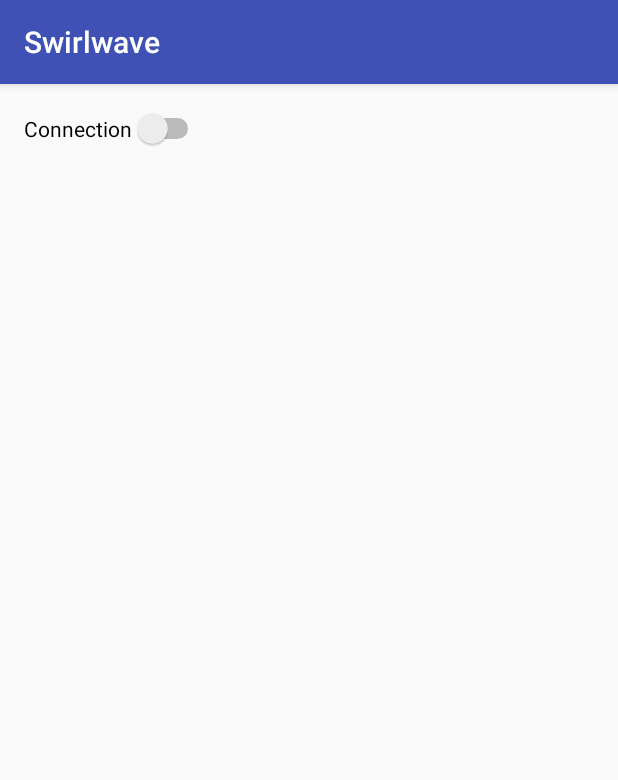
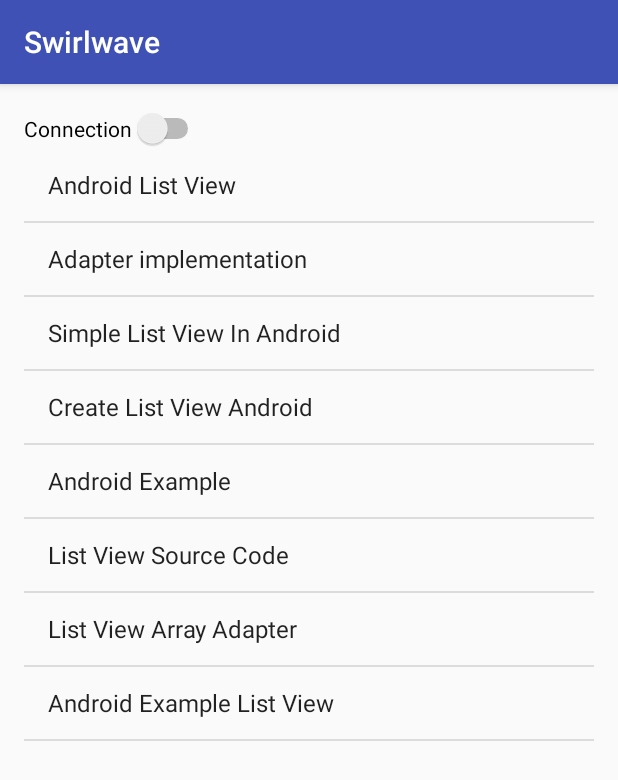
Before and after one commit to jo-inge-arnes/swirlwave, an Android app: the screen it shows after launch (MainActivity), on a phone screen of 412 x 824 dp. Shown: the top 780 px of the screen. Run offline under Robolectric (Android 15) with nearby library versions, the phone set to English and light mode, and no system bars.

Commit message:
Added preliminary fragment

```diff
--- /dev/null
+++ b/app/src/main/java/com/swirlwave/android/peers/PeersFragment.java
@@ -0,0 +1,36 @@
+package com.swirlwave.android.peers;
+
+import android.app.Fragment;
+import android.os.Bundle;
+import android.view.LayoutInflater;
+import android.view.View;
+import android.view.ViewGroup;
+import android.widget.ArrayAdapter;
+import android.widget.ListView;
+
+import com.swirlwave.android.R;
+
+public class PeersFragment extends Fragment {
+    @Override
+    public View onCreateView(LayoutInflater inflater, ViewGroup container, Bundle savedInstanceState) {
+        View rootView = inflater.inflate(R.layout.peers_list, container, false);
+
+        String[] values = new String[] { "Android List View",
+                "Adapter implementation",
+                "Simple List View In Android",
+                "Create List View Android",
+                "Android Example",
+                "List View Source Code",
+                "List View Array Adapter",
+                "Android Example List View"
+        };
+
+        ArrayAdapter<String> adapter = new ArrayAdapter<String>(getActivity(),
+                android.R.layout.simple_list_item_1, android.R.id.text1, values);
+
+        ListView listView = (ListView)rootView.findViewById(R.id.peersListView);
+        listView.setAdapter(adapter);
+
+        return rootView;
+    }
+}
--- a/app/src/main/res/layout/activity_main.xml
+++ b/app/src/main/res/layout/activity_main.xml
@@ -1,8 +1,9 @@
 <?xml version="1.0" encoding="utf-8"?>
-<RelativeLayout xmlns:android="http://schemas.android.com/apk/res/android"
+<LinearLayout xmlns:android="http://schemas.android.com/apk/res/android"
     xmlns:tools="http://schemas.android.com/tools"
     android:layout_width="match_parent"
     android:layout_height="match_parent"
+    android:orientation="vertical"
     android:paddingBottom="@dimen/activity_vertical_margin"
     android:paddingLeft="@dimen/activity_horizontal_margin"
     android:paddingRight="@dimen/activity_horizontal_margin"
@@ -14,7 +15,14 @@
         android:layout_height="wrap_content"
         android:text="@string/connection"
         android:id="@+id/serviceSwitch"
-        android:layout_alignParentTop="true"
-        android:layout_alignParentStart="true"
+        android:layout_weight="1"
         android:checked="false" />
-</RelativeLayout>
+
+    <fragment
+        android:name="com.swirlwave.android.peers.PeersFragment"
+        android:id="@+id/peersFragment"
+        android:layout_width="match_parent"
+        android:layout_height="match_parent"
+        android:layout_weight="1"
+        tools:layout="@layout/peers_list" />
+</LinearLayout>
--- /dev/null
+++ b/app/src/main/res/layout/peers_list.xml
@@ -0,0 +1,6 @@
+<?xml version="1.0" encoding="utf-8"?>
+<ListView android:id="@+id/peersListView"
+    android:layout_height="wrap_content"
+    android:layout_width="match_parent"
+    xmlns:android="http://schemas.android.com/apk/res/android">
+</ListView>
```
